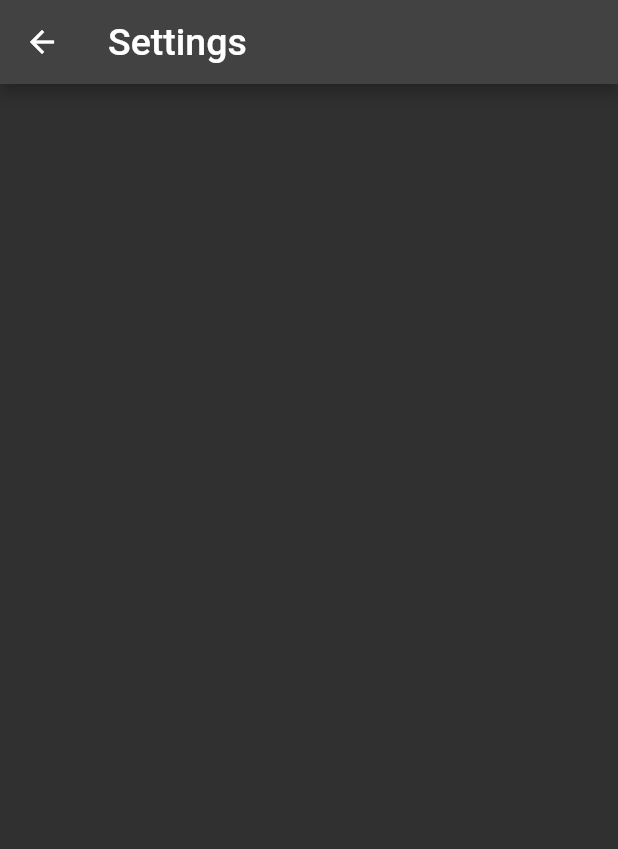
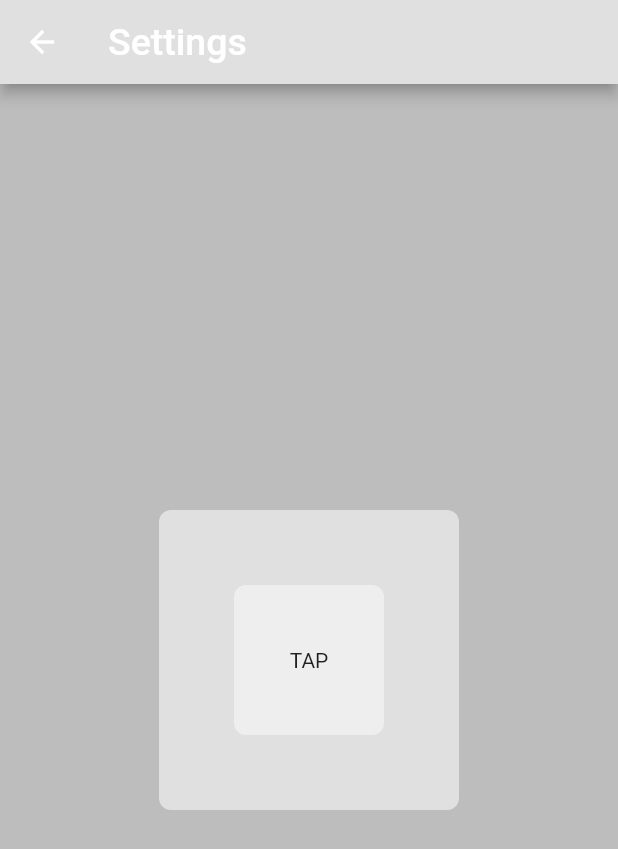
Before and after one commit to 0deans/foodly, a Flutter app: the Settings screen opened by its route, on a phone screen of 412 x 824 dp. Shown: the top 849 px of the screen. Run offline on Flutter 3.47's test engine with Material 2 defaults, Android fonts, the phone set to English and light mode, and no system bars; our stand-ins replace camera, google_fonts, image_picker; missing offline and left inert: tflite_flutter.

Commit message:
Added theme_provider and temporary themes

```diff
--- a/lib/settings.dart
+++ b/lib/settings.dart
@@ -1,5 +1,7 @@
 import 'package:flutter/material.dart';
+import 'package:foodly/theme/theme_provider.dart';
 import 'package:google_fonts/google_fonts.dart';
+import 'package:provider/provider.dart';
 
 class Settings extends StatefulWidget {
   const Settings({super.key});
@@ -18,8 +20,30 @@ class _SettingsState extends State<Settings> {
           style: GoogleFonts.roboto(fontSize: 25),
         ),
       ),
-      body: Container(
-
+      backgroundColor: Theme.of(context).colorScheme.background,
+      body: Center(
+        child: Container(
+          width: 200,
+          height: 200,
+          decoration: BoxDecoration(
+            color: Theme.of(context).colorScheme.primary,
+            borderRadius: BorderRadius.circular(8),
+          ),
+          padding: const EdgeInsets.all(50),
+          child: GestureDetector(
+            onTap: () {
+              Provider.of<ThemeProvider>(context, listen: false).toggleTheme();
+            },
+            child: Container(
+              decoration: BoxDecoration(
+                color: Theme.of(context).colorScheme.secondary,
+                borderRadius: BorderRadius.circular(8),
+              ),
+              padding: const EdgeInsets.all(25),
+              child: const Center(child: Text("TAP")),
+            ),
+          ),
+        ),
       ),
     );
   }
--- /dev/null
+++ b/lib/theme/theme.dart
@@ -0,0 +1,19 @@
+import 'package:flutter/material.dart';
+
+ThemeData lightMode = ThemeData(
+  brightness: Brightness.light,
+  colorScheme: ColorScheme.light(
+    background: Colors.grey.shade400,
+    primary: Colors.grey.shade300,
+    secondary: Colors.grey.shade200,
+  ),
+);
+
+ThemeData darkMode = ThemeData(
+  brightness: Brightness.dark,
+  colorScheme: ColorScheme.dark(
+    background: Colors.grey.shade900,
+    primary: Colors.grey.shade800,
+    secondary: Colors.grey.shade700,
+  ),
+);
--- /dev/null
+++ b/lib/theme/theme_provider.dart
@@ -0,0 +1,21 @@
+import 'package:flutter/material.dart';
+import 'package:foodly/theme/theme.dart';
+
+class ThemeProvider with ChangeNotifier {
+  ThemeData _themeData = lightMode;
+
+  ThemeData get themeData => _themeData;
+
+  set themeData(ThemeData themeData) {
+    _themeData = themeData;
+    notifyListeners();
+  }
+
+  void toggleTheme() {
+    if (_themeData == lightMode) {
+      themeData = darkMode;
+    } else {
+      themeData = lightMode;
+    }
+  }
+}
--- a/pubspec.yaml
+++ b/pubspec.yaml
@@ -41,6 +41,7 @@ dependencies:
   tflite_flutter: ^0.10.1
   google_fonts: ^4.0.4
   image_picker: ^1.0.4
+  provider: ^6.0.5
 
 dev_dependencies:
   flutter_test:
```
Also changed, not shown: lib/main.dart (+9 -4 lines), pubspec.lock.
